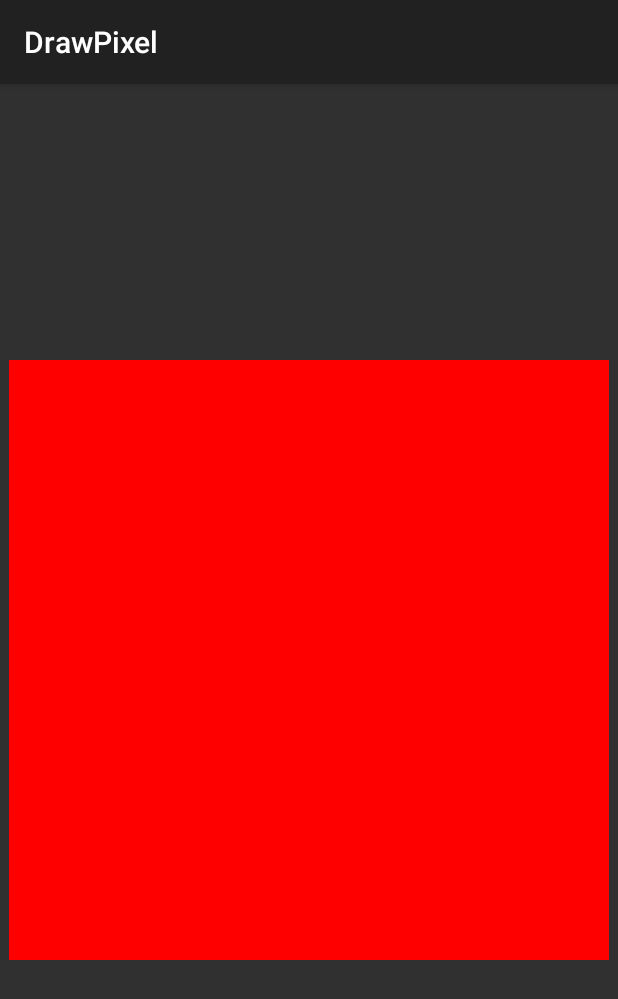
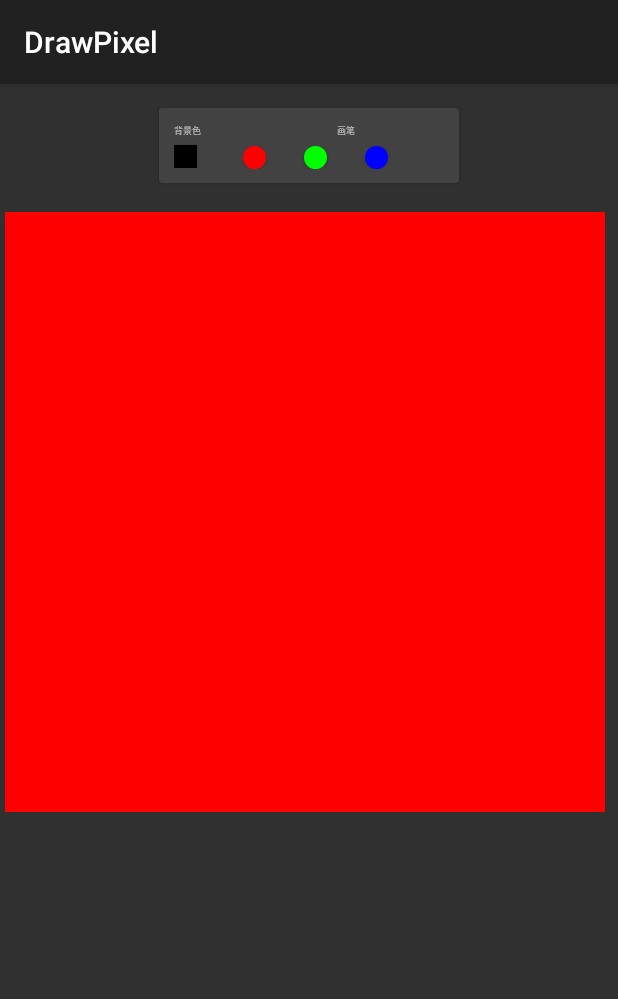
Before and after one commit to ndsoi/DrawPixel, an Android app built with Jetpack Compose: the screen it shows after launch (MainActivity), on a phone screen of 412 x 824 dp. Shown: the top 999 px of the screen. Run offline under Robolectric (Android 15) with nearby library versions, the phone set to English and light mode, and no system bars.

Commit message:
调色板初步样式+基本换色逻辑

```diff
--- a/app/src/main/java/com/sunnyweather/drawpixel/ui/theme/MainActivity.kt
+++ b/app/src/main/java/com/sunnyweather/drawpixel/ui/theme/MainActivity.kt
@@ -1,26 +1,54 @@
 package com.sunnyweather.drawpixel.ui.theme
 
 import android.graphics.Color
+import android.graphics.ColorSpace.Rgb
 import android.graphics.drawable.ColorDrawable
 import android.opengl.Visibility
 import androidx.appcompat.app.AppCompatActivity
 import android.os.Bundle
+import android.widget.Button
 import android.widget.GridLayout
 import android.widget.ImageView
+
 import com.sunnyweather.drawpixel.R
 
 class MainActivity : AppCompatActivity() {
+
+    // 设置一个画笔的颜色
+    var penColor = Color.RED
     override fun onCreate(savedInstanceState: Bundle?) {
         super.onCreate(savedInstanceState)
         setContentView(R.layout.activity_main)
+
+        // 获取调色板的按钮
+        val redBtn = findViewById<Button>(R.id.redBtn)
+        val blueBtn = findViewById<Button>(R.id.blueBtn)
+        val greenBtn = findViewById<Button>(R.id.greenBtn)
+
+        redBtn.setOnClickListener {
+            // 按钮变大
+
+            penColor = Color.RED
+        }
+        blueBtn.setOnClickListener {
+            penColor = Color.BLUE
+
+
+        }
+        greenBtn.setOnClickListener {
+            penColor = Color.GREEN
+
+
+        }
+
+
 
         val gridLayout:GridLayout = findViewById(R.id.grid)
         for (i in 0..48)
         {
             val imageView:ImageView = ImageView(this)
             imageView.setBackgroundColor(Color.RED)
-//            imageView.maxWidth = 10
-//            imageView.maxHeight = 10
+
             imageView.layoutParams = GridLayout.LayoutParams(
                 GridLayout.spec(GridLayout.UNDEFINED,1f),
                 GridLayout.spec(GridLayout.UNDEFINED,1f)
@@ -28,12 +56,7 @@ class MainActivity : AppCompatActivity() {
             imageView.setOnClickListener {
                 val backgroundDrawable = imageView.background
                 if (backgroundDrawable != null && backgroundDrawable is ColorDrawable) {
-                    val color = backgroundDrawable.color
-                    if (color == Color.RED) {
-                        imageView.setBackgroundColor(Color.WHITE)
-                    } else {
-                        imageView.setBackgroundColor(Color.RED)
-                    }
+                    imageView.setBackgroundColor(penColor)
 
                 }
             }
--- /dev/null
+++ b/app/src/main/res/drawable/circular_button_background_b.xml
@@ -0,0 +1,7 @@
+<?xml version="1.0" encoding="utf-8"?>
+<shape xmlns:android="http://schemas.android.com/apk/res/android"
+android:shape = "oval">
+
+    <solid android:color="@color/blue"/>
+    <size android:width="15dp" android:height="15dp"/>
+</shape>
--- /dev/null
+++ b/app/src/main/res/drawable/circular_button_background_g.xml
@@ -0,0 +1,7 @@
+<?xml version="1.0" encoding="utf-8"?>
+<shape xmlns:android="http://schemas.android.com/apk/res/android"
+    android:shape="oval">
+
+    <solid android:color="@color/green"/>
+    <size android:width="15dp" android:height="15dp"/>
+</shape>
--- /dev/null
+++ b/app/src/main/res/drawable/circular_button_background_r.xml
@@ -0,0 +1,7 @@
+<?xml version="1.0" encoding="utf-8"?>
+<shape xmlns:android="http://schemas.android.com/apk/res/android"
+android:shape = "oval">
+
+    <solid android:color="@color/red"/>
+    <size android:width="15dp" android:height="15dp"/>
+</shape>
--- a/app/src/main/res/layout/activity_main.xml
+++ b/app/src/main/res/layout/activity_main.xml
@@ -1,21 +1,34 @@
 <?xml version="1.0" encoding="utf-8"?>
-<RelativeLayout xmlns:android="http://schemas.android.com/apk/res/android"
+<LinearLayout xmlns:android="http://schemas.android.com/apk/res/android"
     xmlns:app="http://schemas.android.com/apk/res-auto"
     xmlns:tools="http://schemas.android.com/tools"
     android:layout_width="match_parent"
     android:layout_height="match_parent"
-    tools:context=".ui.theme.MainActivity">
+    tools:context=".ui.theme.MainActivity"
+    android:orientation="vertical">
+
+
+
+    <include
+        android:id="@+id/colorplette"
+        layout = "@layout/color_plette"
+        />
+
 
     <GridLayout
+
+        android:layout_margin="3dp"
         android:id="@+id/grid"
         android:layout_width="400dp"
         android:layout_height="400dp"
+        android:layout_marginBottom="20dp"
+        android:columnCount="7"
         android:rowCount="7"
-        android:columnCount="7"
-        android:layout_centerInParent="true"
-      >
+        android:layout_gravity="bottom"
+        >
 
     </GridLayout>
 
 
-</RelativeLayout>
+
+</LinearLayout>
--- /dev/null
+++ b/app/src/main/res/layout/color_plette.xml
@@ -0,0 +1,93 @@
+<?xml version="1.0" encoding="utf-8"?>
+<androidx.cardview.widget.CardView
+    xmlns:android="http://schemas.android.com/apk/res/android"
+    android:layout_width="200dp"
+    android:layout_height="wrap_content"
+    android:layout_margin = "16dp"
+    android:layout_gravity="center_horizontal">
+
+    <LinearLayout
+        android:layout_width="200dp"
+        android:layout_height="wrap_content"
+        android:layout_gravity="center_vertical">
+    <LinearLayout
+        android:orientation="vertical"
+        android:layout_width="0dp"
+        android:layout_height="wrap_content"
+        android:layout_gravity="center_horizontal"
+        android:padding="10dp"
+        android:layout_weight="1">
+    <TextView
+        android:layout_width="match_parent"
+        android:layout_height="wrap_content"
+        android:text="@string/bg_title"
+        android:textSize="6sp"
+        android:layout_marginBottom="5dp"/>
+    <Button
+        android:id="@+id/bgColorBtn"
+        android:layout_width="15dp"
+        android:layout_height="15dp"
+        android:background="@color/black"
+        android:layout_gravity="center_vertical"
+
+
+        />
+    </LinearLayout>
+
+    <LinearLayout
+        android:orientation="vertical"
+        android:layout_width="0dp"
+        android:layout_height="wrap_content"
+        android:layout_weight="3">
+        <TextView
+            android:layout_width="match_parent"
+            android:layout_height="match_parent"
+            android:text="@string/draw_pen"
+            android:textSize="6sp"
+            android:layout_marginTop="10dp"
+            android:gravity="center"/>
+
+        <GridLayout
+            android:layout_width="match_parent"
+            android:layout_height="wrap_content"
+            android:rowCount="1"
+            android:columnCount="3"
+            android:padding="6dp"
+
+
+           >
+
+            <Button
+                android:id="@+id/redBtn"
+                android:layout_width="15dp"
+                android:layout_height="15dp"
+                android:background="@drawable/circular_button_background_r"
+                android:layout_marginRight="25dp"
+                />
+
+
+            <Button
+                android:id="@+id/greenBtn"
+                android:layout_width="15dp"
+                android:layout_height="15dp"
+                android:background="@drawable/circular_button_background_g"
+                android:layout_marginRight="25dp"
+
+                />
+            <Button
+                android:id="@+id/blueBtn"
+                android:layout_width="15dp"
+                android:layout_height="15dp"
+                android:background="@drawable/circular_button_background_b"
+                android:layout_marginRight="25dp"
+
+                />
+        </GridLayout>
+        </LinearLayout>
+
+    </LinearLayout>
+
+
+
+
+</androidx.cardview.widget.CardView>
--- a/app/src/main/res/values/colors.xml
+++ b/app/src/main/res/values/colors.xml
@@ -7,4 +7,7 @@
     <color name="teal_700">#FF018786</color>
     <color name="black">#FF000000</color>
     <color name="white">#FFFFFFFF</color>
+    <color name="red">#FF0000</color>
+    <color name="green">#00FF00</color>
+    <color name="blue">#0000FF</color>
 </resources>
--- a/app/src/main/res/values/strings.xml
+++ b/app/src/main/res/values/strings.xml
@@ -1,3 +1,5 @@
 <resources>
     <string name="app_name">DrawPixel</string>
+    <string name="bg_title">背景色</string>
+    <string name="draw_pen">画笔</string>
 </resources>
```
